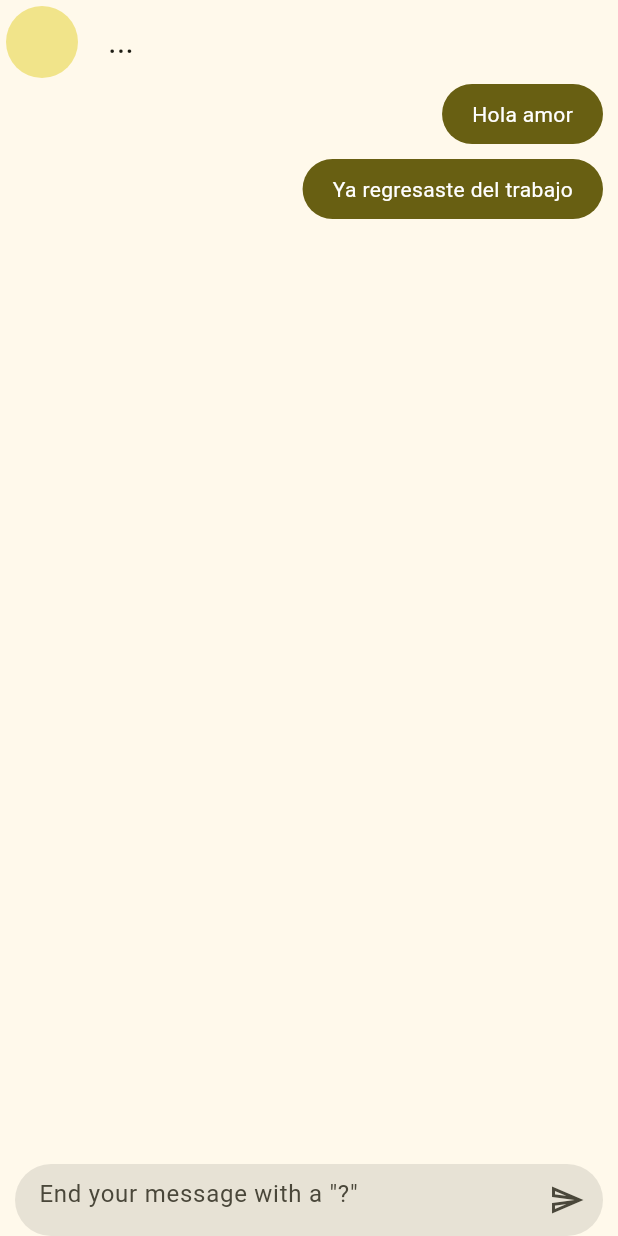
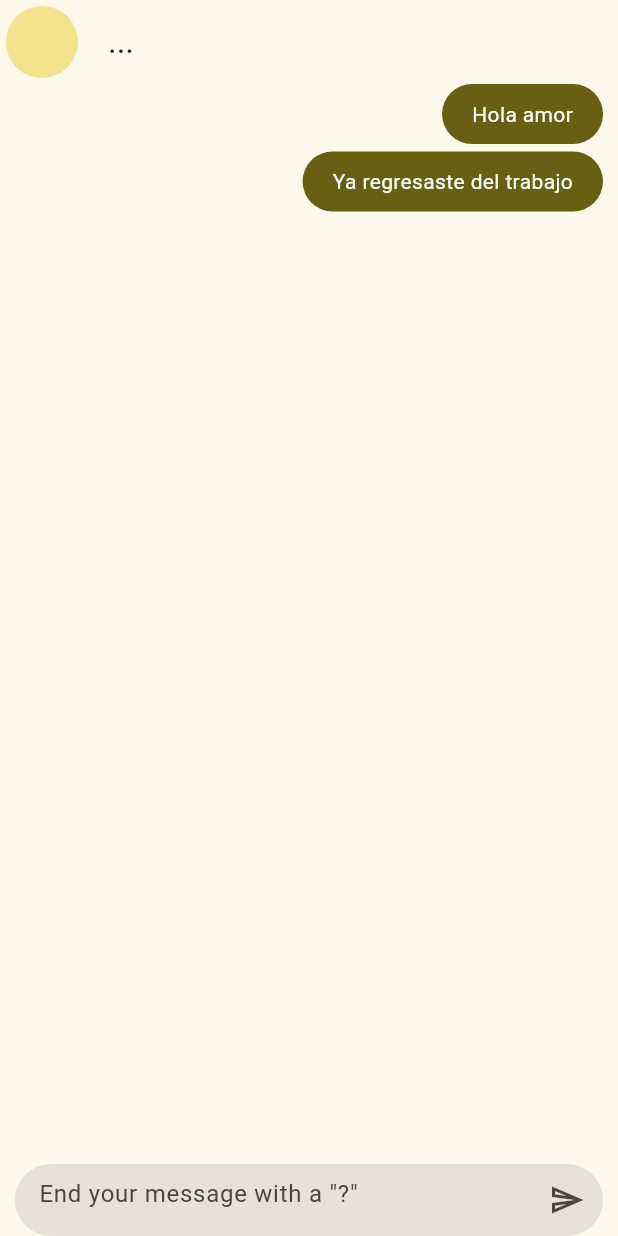
Before and after one commit to Erebuxs/Yes_No_App, a Flutter app: the screen it shows after launch, on a phone screen of 412 x 824 dp. Run offline on Flutter 3.47's test engine with Material 3 defaults, Android fonts, the phone set to English and light mode, and no system bars.

```diff
--- a/lib/presentation/screens/chat/chat_screen.dart
+++ b/lib/presentation/screens/chat/chat_screen.dart
@@ -39,6 +39,7 @@ class _ChatView extends StatelessWidget {
         child: Column(
           children: [
             Expanded(child: ListView.builder(
+              controller: chatProvider.chatScrollController,
               itemCount: chatProvider.messageList.length,
               itemBuilder: (context, index) {
                 final message = chatProvider.messageList[index];
--- a/lib/presentation/widget/chat/my_message_bubble.dart
+++ b/lib/presentation/widget/chat/my_message_bubble.dart
@@ -26,7 +26,7 @@ class MyMessageBubble extends StatelessWidget {
             child: Text(message.text, style: const TextStyle(color: Colors.white),),
           ),
         ),
-        const SizedBox(height: 10)
+        const SizedBox(height: 5)
       ],
     );
   }
```
Also changed, not shown: lib/presentation/providers/chat_provider.dart (+15 -0 lines).
